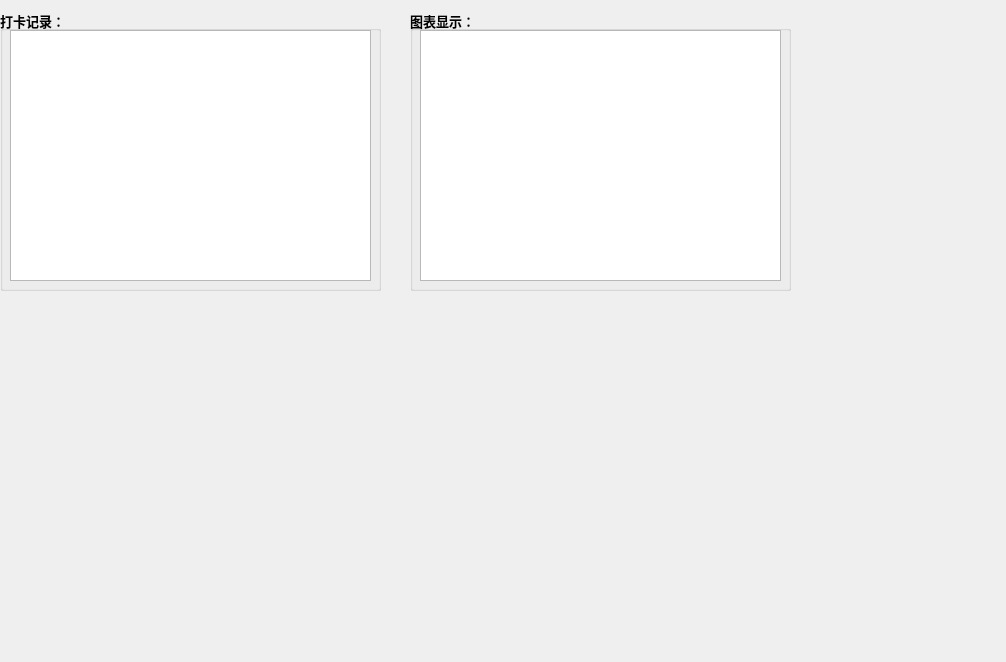
This is src/WorkAttendanceSys/WorkAttendanceAdmin.ui in Liupeter01/WorkAttendanceQT as Qt 5 draws it before an edit. The edited form follows.
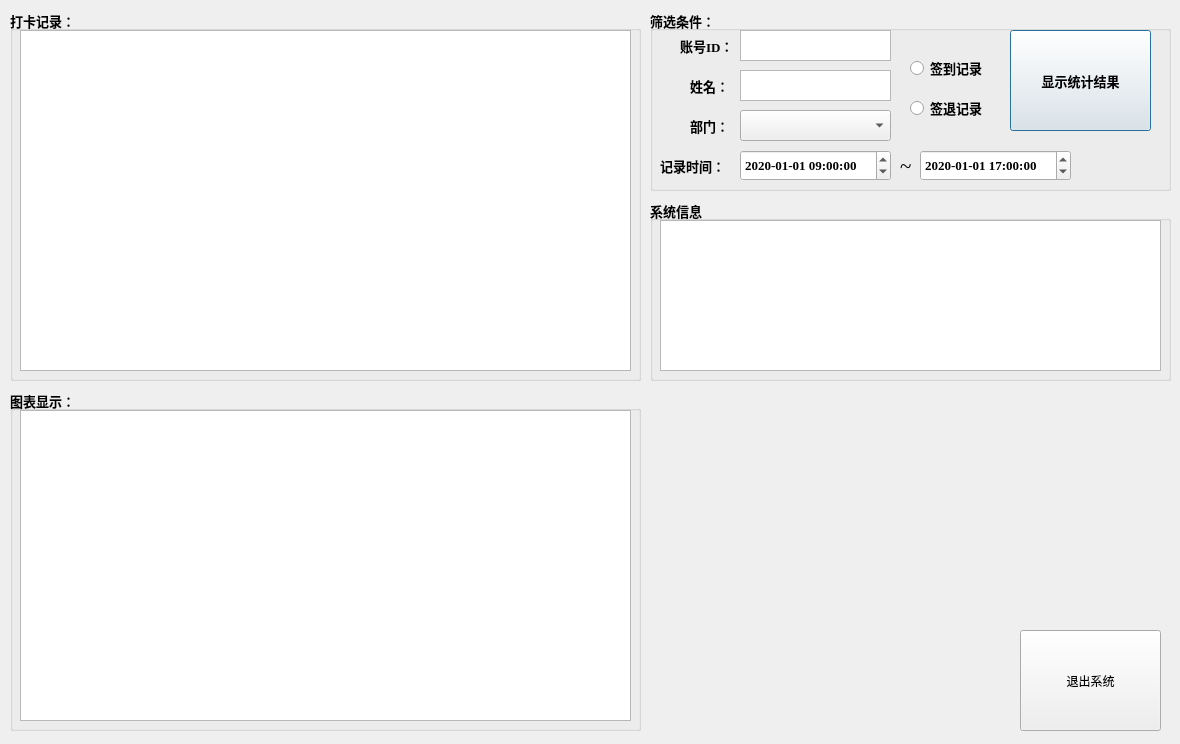
This is the edited form.

Commit message: 1.增加新的功能     管理员账户提供的记录查询接口     登录管理部门系统身份验证函数     登录管理部门系统的UI界面    显示相应的统计信息

```diff
--- a/src/WorkAttendanceSys/WorkAttendanceAdmin.ui
+++ b/src/WorkAttendanceSys/WorkAttendanceAdmin.ui
@@ -6,8 +6,8 @@
    <rect>
     <x>0</x>
     <y>0</y>
-    <width>1006</width>
-    <height>662</height>
+    <width>1180</width>
+    <height>744</height>
    </rect>
   </property>
   <property name="windowTitle">
@@ -16,10 +16,10 @@
   <widget class="QGroupBox" name="groupBox_5">
    <property name="geometry">
     <rect>
-     <x>0</x>
+     <x>10</x>
      <y>10</y>
-     <width>381</width>
-     <height>281</height>
+     <width>631</width>
+     <height>371</height>
     </rect>
    </property>
    <property name="font">
@@ -38,8 +38,8 @@
      <rect>
       <x>10</x>
       <y>20</y>
-      <width>361</width>
-      <height>251</height>
+      <width>611</width>
+      <height>341</height>
      </rect>
     </property>
    </widget>
@@ -47,10 +47,10 @@
   <widget class="QGroupBox" name="groupBox_6">
    <property name="geometry">
     <rect>
-     <x>410</x>
-     <y>10</y>
-     <width>381</width>
-     <height>281</height>
+     <x>10</x>
+     <y>390</y>
+     <width>631</width>
+     <height>341</height>
     </rect>
    </property>
    <property name="font">
@@ -69,8 +69,305 @@
      <rect>
       <x>10</x>
       <y>20</y>
-      <width>361</width>
-      <height>251</height>
+      <width>611</width>
+      <height>311</height>
+     </rect>
+    </property>
+   </widget>
+  </widget>
+  <widget class="QGroupBox" name="groupBox_2">
+   <property name="geometry">
+    <rect>
+     <x>650</x>
+     <y>10</y>
+     <width>521</width>
+     <height>181</height>
+    </rect>
+   </property>
+   <property name="font">
+    <font>
+     <family>Times New Roman</family>
+     <pointsize>10</pointsize>
+     <weight>75</weight>
+     <bold>true</bold>
+    </font>
+   </property>
+   <property name="title">
+    <string>筛选条件：</string>
+   </property>
+   <widget class="QPushButton" name="DisplayStatistics">
+    <property name="geometry">
+     <rect>
+      <x>360</x>
+      <y>20</y>
+      <width>141</width>
+      <height>101</height>
+     </rect>
+    </property>
+    <property name="text">
+     <string>显示统计结果</string>
+    </property>
+   </widget>
+   <widget class="QDateTimeEdit" name="LeftTime">
+    <property name="geometry">
+     <rect>
+      <x>90</x>
+      <y>140</y>
+      <width>151</width>
+      <height>31</height>
+     </rect>
+    </property>
+    <property name="dateTime">
+     <datetime>
+      <hour>9</hour>
+      <minute>0</minute>
+      <second>0</second>
+      <year>2020</year>
+      <month>1</month>
+      <day>1</day>
+     </datetime>
+    </property>
+    <property name="displayFormat">
+     <string>yyyy-MM-dd hh:mm:ss</string>
+    </property>
+   </widget>
+   <widget class="QDateTimeEdit" name="RightTime">
+    <property name="geometry">
+     <rect>
+      <x>270</x>
+      <y>140</y>
+      <width>151</width>
+      <height>31</height>
+     </rect>
+    </property>
+    <property name="dateTime">
+     <datetime>
+      <hour>17</hour>
+      <minute>0</minute>
+      <second>0</second>
+      <year>2020</year>
+      <month>1</month>
+      <day>1</day>
+     </datetime>
+    </property>
+    <property name="displayFormat">
+     <string>yyyy-MM-dd hh:mm:ss</string>
+    </property>
+   </widget>
+   <widget class="QLabel" name="label">
+    <property name="geometry">
+     <rect>
+      <x>250</x>
+      <y>140</y>
+      <width>54</width>
+      <height>31</height>
+     </rect>
+    </property>
+    <property name="font">
+     <font>
+      <pointsize>16</pointsize>
+      <weight>50</weight>
+      <bold>false</bold>
+     </font>
+    </property>
+    <property name="text">
+     <string>~</string>
+    </property>
+   </widget>
+   <widget class="QLabel" name="id_label">
+    <property name="geometry">
+     <rect>
+      <x>10</x>
+      <y>140</y>
+      <width>71</width>
+      <height>31</height>
+     </rect>
+    </property>
+    <property name="font">
+     <font>
+      <family>Times New Roman</family>
+      <weight>75</weight>
+      <bold>true</bold>
+     </font>
+    </property>
+    <property name="text">
+     <string>记录时间：</string>
+    </property>
+   </widget>
+   <widget class="QComboBox" name="comboBox">
+    <property name="geometry">
+     <rect>
+      <x>90</x>
+      <y>100</y>
+      <width>151</width>
+      <height>31</height>
+     </rect>
+    </property>
+    <property name="font">
+     <font>
+      <family>Times New Roman</family>
+      <pointsize>10</pointsize>
+     </font>
+    </property>
+   </widget>
+   <widget class="QTextEdit" name="NameInput">
+    <property name="geometry">
+     <rect>
+      <x>90</x>
+      <y>60</y>
+      <width>151</width>
+      <height>31</height>
+     </rect>
+    </property>
+    <property name="font">
+     <font>
+      <family>Times New Roman</family>
+      <pointsize>10</pointsize>
+     </font>
+    </property>
+   </widget>
+   <widget class="QLabel" name="id_label_2">
+    <property name="geometry">
+     <rect>
+      <x>30</x>
+      <y>20</y>
+      <width>54</width>
+      <height>31</height>
+     </rect>
+    </property>
+    <property name="font">
+     <font>
+      <family>Times New Roman</family>
+      <weight>75</weight>
+      <bold>true</bold>
+     </font>
+    </property>
+    <property name="text">
+     <string>账号ID：</string>
+    </property>
+   </widget>
+   <widget class="QTextEdit" name="UserID">
+    <property name="geometry">
+     <rect>
+      <x>90</x>
+      <y>20</y>
+      <width>151</width>
+      <height>31</height>
+     </rect>
+    </property>
+    <property name="font">
+     <font>
+      <family>Times New Roman</family>
+      <pointsize>10</pointsize>
+     </font>
+    </property>
+   </widget>
+   <widget class="QLabel" name="name_label">
+    <property name="geometry">
+     <rect>
+      <x>40</x>
+      <y>60</y>
+      <width>54</width>
+      <height>31</height>
+     </rect>
+    </property>
+    <property name="font">
+     <font>
+      <family>Times New Roman</family>
+      <weight>75</weight>
+      <bold>true</bold>
+     </font>
+    </property>
+    <property name="text">
+     <string>姓名：</string>
+    </property>
+   </widget>
+   <widget class="QLabel" name="label_2">
+    <property name="geometry">
+     <rect>
+      <x>40</x>
+      <y>100</y>
+      <width>54</width>
+      <height>31</height>
+     </rect>
+    </property>
+    <property name="font">
+     <font>
+      <weight>75</weight>
+      <bold>true</bold>
+     </font>
+    </property>
+    <property name="text">
+     <string>部门：</string>
+    </property>
+   </widget>
+   <widget class="QRadioButton" name="SignOutTable">
+    <property name="geometry">
+     <rect>
+      <x>260</x>
+      <y>90</y>
+      <width>89</width>
+      <height>16</height>
+     </rect>
+    </property>
+    <property name="text">
+     <string>签退记录</string>
+    </property>
+   </widget>
+   <widget class="QRadioButton" name="AttendenceTable">
+    <property name="geometry">
+     <rect>
+      <x>260</x>
+      <y>50</y>
+      <width>89</width>
+      <height>16</height>
+     </rect>
+    </property>
+    <property name="text">
+     <string>签到记录</string>
+    </property>
+   </widget>
+  </widget>
+  <widget class="QPushButton" name="QuitSys">
+   <property name="geometry">
+    <rect>
+     <x>1020</x>
+     <y>630</y>
+     <width>141</width>
+     <height>101</height>
+    </rect>
+   </property>
+   <property name="text">
+    <string>退出系统</string>
+   </property>
+  </widget>
+  <widget class="QGroupBox" name="groupBox_3">
+   <property name="geometry">
+    <rect>
+     <x>650</x>
+     <y>200</y>
+     <width>521</width>
+     <height>181</height>
+    </rect>
+   </property>
+   <property name="font">
+    <font>
+     <family>Times New Roman</family>
+     <pointsize>10</pointsize>
+     <weight>75</weight>
+     <bold>true</bold>
+    </font>
+   </property>
+   <property name="title">
+    <string>系统信息</string>
+   </property>
+   <widget class="QTextBrowser" name="SystemStatusInfo">
+    <property name="geometry">
+     <rect>
+      <x>10</x>
+      <y>20</y>
+      <width>501</width>
+      <height>151</height>
      </rect>
     </property>
    </widget>
```
The commit also changes 6 other files.
